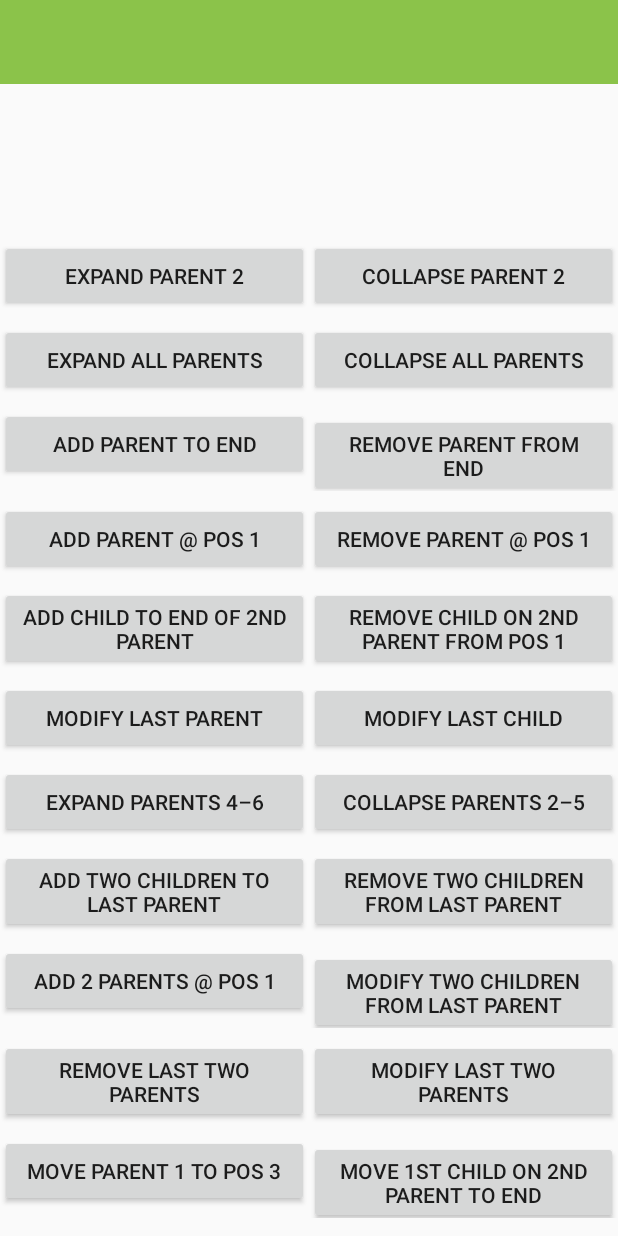
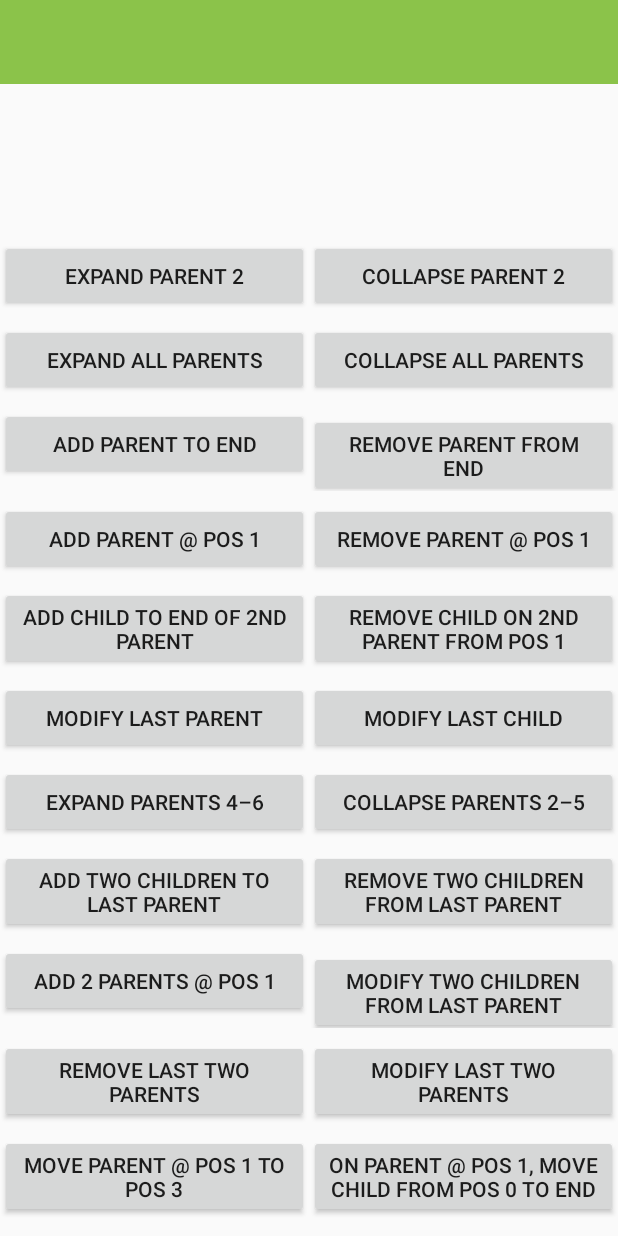
Before and after one commit to bignerdranch/expandable-recycler-view, an Android app: the layout activity_horizontal_linear_recycler_view_sample.xml on its own in the app's theme, with its tools: preview values and no code run, on a phone screen of 412 x 824 dp. Run offline under Robolectric (Android 15) with nearby library versions, the light colour scheme and no system bars.

Commit message:
Fix crash when moving parent to last item in list. fix wording of move buttons

```diff
--- a/app/src/main/res/values/strings.xml
+++ b/app/src/main/res/values/strings.xml
@@ -44,8 +44,8 @@
     <string name="modify_two_children">Modify two children from last parent</string>
     <string name="remove_two_parents">Remove last two Parents</string>
     <string name="modify_two_parents">Modify last two Parents</string>
-    <string name="parent_move">Move parent 1 to pos 3</string>
-    <string name="child_move">Move 1st child on 2nd parent to end</string>
+    <string name="parent_move">Move parent @ pos 1 to pos 3</string>
+    <string name="child_move">On Parent @ pos 1, move child from pos 0 to end</string>
 
     <!-- Sample Toolbar -->
     <string name="no_animation">No animation</string>
```
Also changed, not shown: expandablerecyclerview/src/main/java/com/bignerdranch/expandablerecyclerview/Adapter/ExpandableRecyclerAdapter.java (+7 -3 lines).
